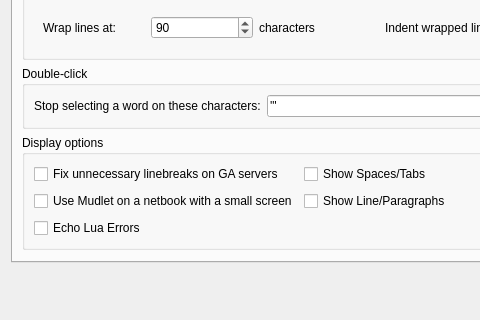
Mudlet/Mudlet, file src/ui/profile_preferences.ui: the form before one commit; both pictures show x 0 to 480 and y 290 to 610 of the 746 by 610 pixel window.
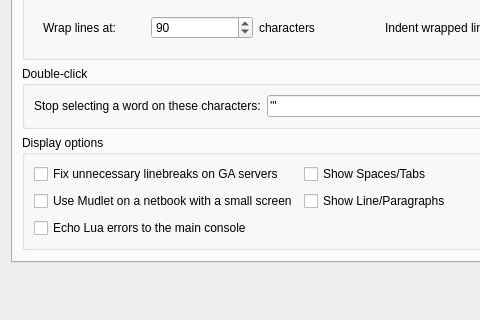
The form after the commit. The open tabs and pages were chosen to show the change. Icons and pictures are not drawn.

Patch:
```diff
--- a/src/ui/profile_preferences.ui
+++ b/src/ui/profile_preferences.ui
@@ -775,7 +775,7 @@
              <string>&lt;html&gt;&lt;head/&gt;&lt;body&gt;&lt;p&gt;Prints Lua errors to the main console.&lt;/p&gt;&lt;/body&gt;&lt;/html&gt;</string>
             </property>
             <property name="text">
-             <string>Echo Lua Errors</string>
+             <string>Echo Lua errors to the main console</string>
             </property>
            </widget>
           </item>
```
Left out of the diff: 2 changed lines with no effect on the pictures.
